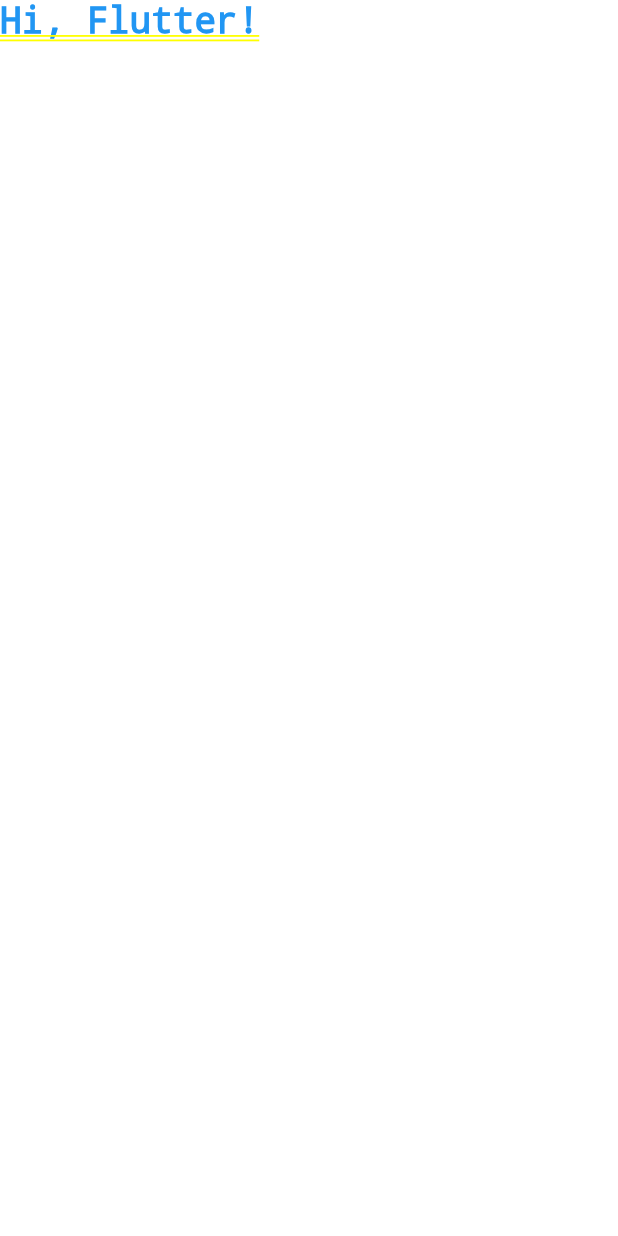
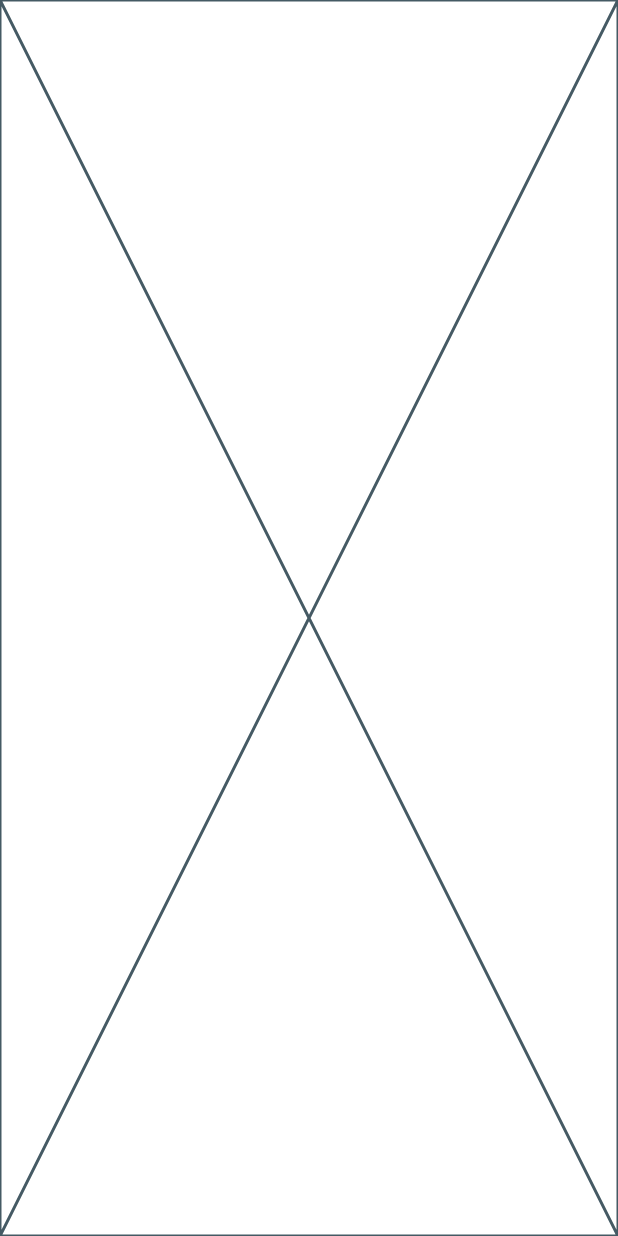
Before and after one commit to ShaviRajapaksha/Simple-User-Friendly-Notepad-App-using-Flutter, a Flutter app: the screen it shows after launch, on a phone screen of 412 x 824 dp. Run offline on Flutter 3.47's test engine with Material 3 defaults, Android fonts, the phone set to English and light mode, and no system bars; our stand-ins replace sqflite; accounts and stored records are empty.

Commit message:
feat: Update main app to use NoteListScreen and adjust theme settings

```diff
--- a/lib/main.dart
+++ b/lib/main.dart
@@ -1,4 +1,5 @@
 import 'package:flutter/material.dart';
+import 'package:notepad/screens/notes_list_screen.dart';
 
 void main() {
   runApp(MyApp());
@@ -11,12 +12,11 @@ class MyApp extends StatelessWidget {
   Widget build(BuildContext context) {
     return MaterialApp(
       debugShowCheckedModeBanner: false,
-      title: 'Flutter Demo',
-      theme: ThemeData(primarySwatch: Colors.blue),
-      home: Text(
-        'Hi, Flutter!',
-        style: TextStyle(fontSize: 24, color: Colors.blue),
+      title: 'Notepad',
+      theme: ThemeData(
+        primarySwatch: Colors.deepPurple,
       ),
+      home: const NoteListScreen(),
     );
   }
 }
--- /dev/null
+++ b/lib/screens/notes_list_screen.dart
@@ -0,0 +1,15 @@
+import 'package:flutter/material.dart';
+
+class NoteListScreen extends StatefulWidget {
+  const NoteListScreen({super.key});
+
+  @override
+  State<NoteListScreen> createState() => _NoteListScreenState();
+}
+
+class _NoteListScreenState extends State<NoteListScreen> {
+  @override
+  Widget build(BuildContext context) {
+    return const Placeholder();
+  }
+}
```
